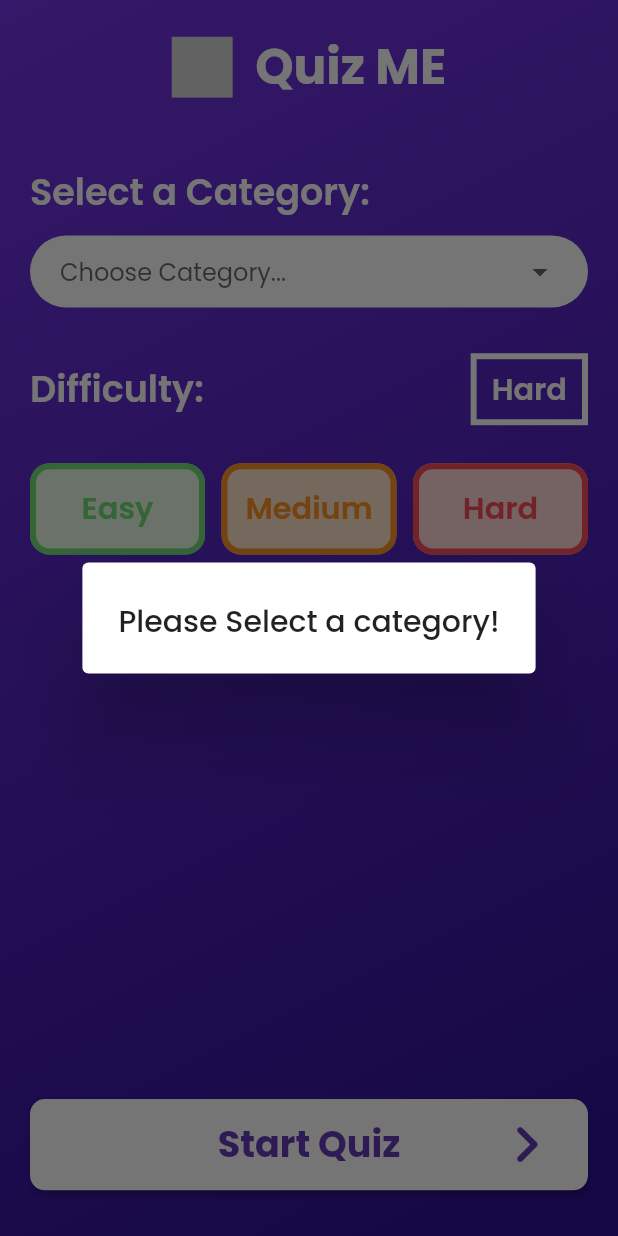
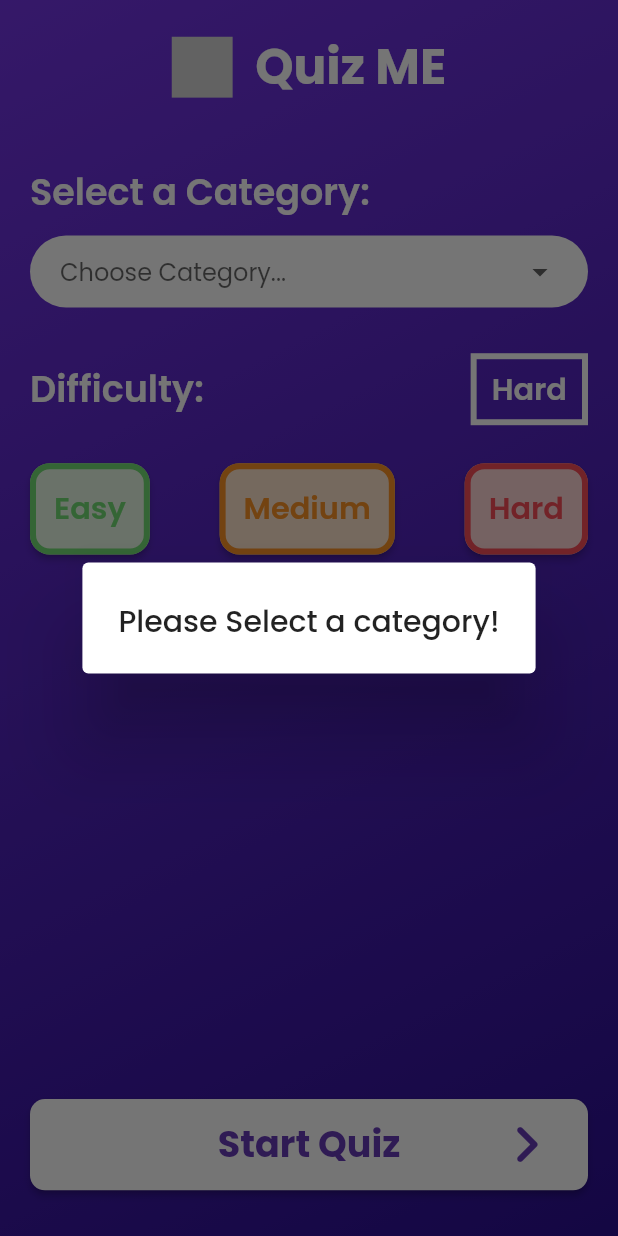
Before and after one commit to nikets40/Quiz_Me, a Flutter app: the screen it shows after launch, after a tap on "Medium", after a tap on "Hard", after a tap on "Start Quiz", on a phone screen of 412 x 824 dp. Run offline on Flutter 3.47's test engine with Material 2 defaults, Android fonts, the phone set to English and light mode, and no system bars; drawn by our look-alikes of auto_size_text; our stand-ins replace circular_countdown_timer, confetti, double_back_to_close_app, flip_card, flutter_screenutil, flutter_svg and 2 more.

Commit message:
initial commit

```diff
--- a/lib/main.dart
+++ b/lib/main.dart
@@ -3,7 +3,6 @@ import 'package:flutter/services.dart';
 import 'package:flutter_screenutil/flutter_screenutil.dart';
 import 'package:google_fonts/google_fonts.dart';
 import 'package:quiz_app/ui/screens/quiz_prefs_screen.dart';
-import 'package:quiz_app/ui/screens/score_screen.dart';
 
 void main() {
   runApp(MyApp());
--- a/lib/models/questions.dart
+++ b/lib/models/questions.dart
@@ -1,4 +1,3 @@
-import 'package:flutter/material.dart';
 import 'package:html_unescape/html_unescape.dart';
 
 class Questions {
--- a/lib/ui/screens/get_ready_screen.dart
+++ b/lib/ui/screens/get_ready_screen.dart
@@ -41,6 +41,8 @@ class _GetReadyScreenState extends State<GetReadyScreen> {
             Color(0xff7435E4),
             Color(0xff2B0F92),
           ], begin: Alignment.topLeft, end: Alignment.bottomRight)),
+      child: WillPopScope(
+        onWillPop: ()async=>false,
         child: Scaffold(
           body: SafeArea(
             child: AnimatedOpacity(
@@ -66,6 +68,7 @@ class _GetReadyScreenState extends State<GetReadyScreen> {
           ),
 
         ),
+      ),
     );
   }
 }
--- a/lib/ui/screens/quiz_prefs_screen.dart
+++ b/lib/ui/screens/quiz_prefs_screen.dart
@@ -1,4 +1,7 @@
+import 'dart:developer';
+
 import 'package:auto_size_text/auto_size_text.dart';
+import 'package:double_back_to_close_app/double_back_to_close_app.dart';
 import 'package:flutter/cupertino.dart';
 import 'package:flutter/material.dart';
 import 'package:flutter_screenutil/flutter_screenutil.dart';
@@ -7,6 +10,7 @@ import 'package:google_fonts/google_fonts.dart';
 import 'package:quiz_app/models/categories.dart';
 import 'package:quiz_app/networking/api_provider.dart';
 import 'package:quiz_app/ui/screens/questionScreen.dart';
+import 'package:quiz_app/ui/widgets/difficulty_button.dart';
 
 class QuizPrefs extends StatefulWidget {
   @override
@@ -16,6 +20,7 @@ class QuizPrefs extends StatefulWidget {
 class _QuizPrefsState extends State<QuizPrefs> {
   String _category;
   double numberOfQuestions = 10;
+  bool isLoadingQuestions = false;
 
   Categories _categories = new Categories();
   String difficultyLevel = "Easy";
@@ -43,7 +48,11 @@ class _QuizPrefsState extends State<QuizPrefs> {
         ], begin: Alignment.topLeft, end: Alignment.bottomRight)),
         child: Scaffold(
           backgroundColor: Colors.transparent,
-          body: SafeArea(
+          body: DoubleBackToCloseApp(
+            snackBar: const SnackBar(
+              content: Text('Tap back again to leave'),
+            ),
+            child: SafeArea(
               child: Container(
                 width: double.infinity,
                 child: Padding(
@@ -183,6 +192,7 @@ class _QuizPrefsState extends State<QuizPrefs> {
                       //     ),
                       //   ],
                       // ),
+
                       SizedBox(
                         height: 30.h,
                       ),
@@ -221,136 +231,85 @@ class _QuizPrefsState extends State<QuizPrefs> {
                       Row(
                         mainAxisAlignment: MainAxisAlignment.spaceBetween,
                         children: [
-                        Expanded(
-                          child: FlatButton(
-                              padding:
-                              EdgeInsets.symmetric(vertical: 10, horizontal: 15),
+                          DifficultyButton(
+                            backgroundColor: Color(0xffE6F8E4),
+                            borderColor: Color(0xff72DC73),
+                            label: "Easy",
+                            textGroup: textGroup,
                             onPressed: () {
                               setState(() {
                                 difficultyLevel = "Easy";
                               });
                             },
-                              color: Color(0xffE6F8E4),
-                              height: 60.h,
-                              shape: RoundedRectangleBorder(
-                                  borderRadius: BorderRadius.circular(13.h),
-                                  side:
-                                  BorderSide(width: 4, color: Color(0xff72DC73))),
-                              child: AutoSizeText(
-                                "Easy",
-                                maxLines: 1,
-                                group: textGroup,
-                                style: GoogleFonts.poppins(
-                                    color: Color(0xff72DC73),
-                                    fontWeight: FontWeight.w600,
-                                    fontSize: 20.sp),
-                              )),
                           ),
-                        SizedBox(width: 10.w,),
-                        Expanded(
-                          child: FlatButton(
-                              padding:
-                              EdgeInsets.symmetric(vertical: 10, horizontal: 15),
+                          DifficultyButton(
+                            backgroundColor: Color(0xffFFE4CD),
+                            borderColor: Color(0xffFA9224),
+                            label: "Medium",
+                            textGroup: textGroup,
                             onPressed: () {
                               setState(() {
                                 difficultyLevel = "Medium";
                               });
                             },
-                              color: Color(0xffFFE4CD),
-                              height: 60.h,
-                              shape: RoundedRectangleBorder(
-                                  borderRadius: BorderRadius.circular(13.h),
-                                  side:
-                                  BorderSide(width: 4, color: Color(0xffFA9224))),
-                              child: AutoSizeText(
-                                "Medium",
-                                group: textGroup,
-                                maxLines: 1,
-                                style: GoogleFonts.poppins(
-                                    color: Color(0xffFA9224),
-                                    fontWeight: FontWeight.w600,
-                                    fontSize: 20.sp),
-                              )),
                           ),
-                        SizedBox(width: 10.w,),
-                        Expanded(
-                          child: FlatButton(
-                              padding:
-                              EdgeInsets.symmetric(vertical: 10, horizontal: 15),
+                          DifficultyButton(
+                            backgroundColor: Color(0xffFFD5D6),
+                            borderColor: Color(0xffF84D57),
+                            label: "Hard",
+                            textGroup: textGroup,
                             onPressed: () {
                               setState(() {
                                 difficultyLevel = "Hard";
                               });
                             },
-                              color: Color(0xffFFD5D6),
-                              height: 60.h,
-                              shape: RoundedRectangleBorder(
-                                  borderRadius: BorderRadius.circular(13.h),
-                                  side:
-                                  BorderSide(width: 4, color: Color(0xffF84D57))),
-                              child: AutoSizeText(
-                                "Hard",
-                                maxLines: 1,
-                                group: textGroup,
-                                style: GoogleFonts.poppins(
-                                    color: Color(0xffF84D57),
-                                    fontWeight: FontWeight.w600,
-                                    fontSize: 20.sp),
-                              )),
                           ),
                         ],
                       ),
                       Spacer(),
                       SizedBox(
                         height: 60.h,
-                      child: RaisedButton(
+                        child: ElevatedButton(
+                          style: ElevatedButton.styleFrom(
+                            primary: Colors.white,
                             shape: RoundedRectangleBorder(
                                 borderRadius: BorderRadius.circular(10)),
-                        onPressed: () async {
-                          if (_category != null) {
-                            var questions = await ApiProvider().fetchQuestions(
-                                categoryID: _categories.triviaCategories
-                                    .firstWhere((element) =>
-                                element.name == _category)
-                                    .id,
-                                numberOFQuestions: numberOfQuestions.toInt(),
-                                difficulty: difficultyLevel);
-                            Navigator.of(context).push(MaterialPageRoute(
-                                builder: (context) =>
-                                    QuestionScreen(questions: questions,)));
-                          }
-                          else
-                              showDialog(context: context,barrierDismissible: false,builder: (context){
-                                Future.delayed(Duration(milliseconds: 1500),()=>Navigator.of(context).pop());
-                                     return AlertDialog(
-                                        title:
-                                            Text("Please Select a category!"),
-                                      );
-                                    });
-                          },
-                        color: Colors.white,
+                          ),
+                          onPressed: onStartQuiz,
                           child: Row(
                             mainAxisAlignment: MainAxisAlignment.spaceBetween,
                             children: [
                               Opacity(
                                   opacity: 0,
-                                child: Icon(Icons.keyboard_arrow_right_rounded,
-                                  color: Colors.deepPurple, size: 50,)),
+                                  child: Icon(
+                                    Icons.keyboard_arrow_right_rounded,
+                                    color: Colors.deepPurple,
+                                    size: 50,
+                                  )),
                               Text(
-                              "Start Quiz",
+                                isLoadingQuestions?"Loading...":"Start Quiz",
                                 style: GoogleFonts.poppins(
                                     fontSize: 24.sp,
                                     fontWeight: FontWeight.bold,
                                     color: Colors.deepPurple),
                               ),
-                            Icon(Icons.keyboard_arrow_right_rounded,
-                              color: Colors.deepPurple, size: 50,)
+                              Opacity(
+                                opacity: isLoadingQuestions?0:1,
+                                child: Icon(
+                                  Icons.keyboard_arrow_right_rounded,
+                                  color: Colors.deepPurple,
+                                  size: 50,
+                                ),
+                              )
                             ],
                           ),
                         ),
                       ),
-                    SizedBox(height: 30.h,)
+                      SizedBox(
+                        height: 30.h,
+                      )
                     ],
+                  ),
                 ),
               ),
             ),
@@ -358,7 +317,54 @@ class _QuizPrefsState extends State<QuizPrefs> {
         ));
   }
 
-  onContinue() {
-
+  onStartQuiz() async {
+    if (_category != null) {
+      try {
+        setState(() {
+          isLoadingQuestions =true;
+        });
+        var questions = await ApiProvider().fetchQuestions(
+            categoryID: _categories.triviaCategories
+                .firstWhere((element) => element.name == _category)
+                .id,
+            numberOFQuestions: numberOfQuestions.toInt(),
+            difficulty: difficultyLevel);
+        setState(() {
+          isLoadingQuestions =false;
+        });
+        Navigator.of(context).push(MaterialPageRoute(
+            builder: (context) => QuestionScreen(
+                  questions: questions,
+                )));
+      } catch (e) {
+        log(e.toString());
+        showDialog(
+            context: context,
+            builder: (context) => AlertDialog(
+                  title: Text("Oops!..."),
+                  content: Text(
+                      "Something Wrong with your connection.\nPlease! Try Again"),
+                  actions: [
+                    TextButton(
+                        onPressed: () {
+                          Navigator.pop(context);
+                          Future.delayed(
+                              Duration(milliseconds: 400), () => onStartQuiz());
+                        },
+                        child: Text("Retry!"))
+                  ],
+                ));
+      }
+    } else
+      showDialog(
+          context: context,
+          barrierDismissible: false,
+          builder: (context) {
+            Future.delayed(Duration(milliseconds: 1500),
+                () => Navigator.of(context).pop());
+            return AlertDialog(
+              title: Text("Please Select a category!"),
+            );
+          });
   }
 }
--- /dev/null
+++ b/lib/ui/widgets/difficulty_button.dart
@@ -0,0 +1,43 @@
+import 'package:auto_size_text/auto_size_text.dart';
+import 'package:flutter/material.dart';
+import 'package:google_fonts/google_fonts.dart';
+import 'package:flutter_screenutil/flutter_screenutil.dart';
+
+class DifficultyButton extends StatelessWidget {
+  final AutoSizeGroup textGroup;
+  final Color backgroundColor;
+  final Color borderColor;
+  final String label;
+  final VoidCallback onPressed;
+
+  DifficultyButton(
+      {this.textGroup,
+      this.backgroundColor,
+      this.borderColor,
+      this.label,
+      this.onPressed});
+
+  @override
+  Widget build(BuildContext context) {
+    return ElevatedButton(
+        onPressed: onPressed,
+        style: ElevatedButton.styleFrom(
+          primary: backgroundColor,
+
+          shape: RoundedRectangleBorder(
+              borderRadius: BorderRadius.circular(13.h),
+              side:
+              BorderSide(width: 4, color: borderColor)),
+          minimumSize: Size(0, 60.h),
+        ),
+        child: AutoSizeText(
+          label,
+          maxLines: 1,
+          group: textGroup,
+          style: GoogleFonts.poppins(
+              color: borderColor,
+              fontWeight: FontWeight.w600,
+              fontSize: 20.sp),
+        ));
+  }
+}
```
Also changed, not shown: lib/networking/api_provider.dart (+3 -4 lines), lib/ui/screens/correct_answer_screen.dart (+5 -2 lines), lib/ui/screens/questionScreen.dart (+15 -11 lines), lib/ui/screens/score_screen.dart (+52 -2 lines), pubspec.yaml (+12 -0 lines), assets/icons/icon.png (added), assets/icons/icon_bg.png (added), assets/icons/icon_fg.png (added), pubspec.lock, 52 other files. Lines whose indentation alone changed are shown as unchanged.
